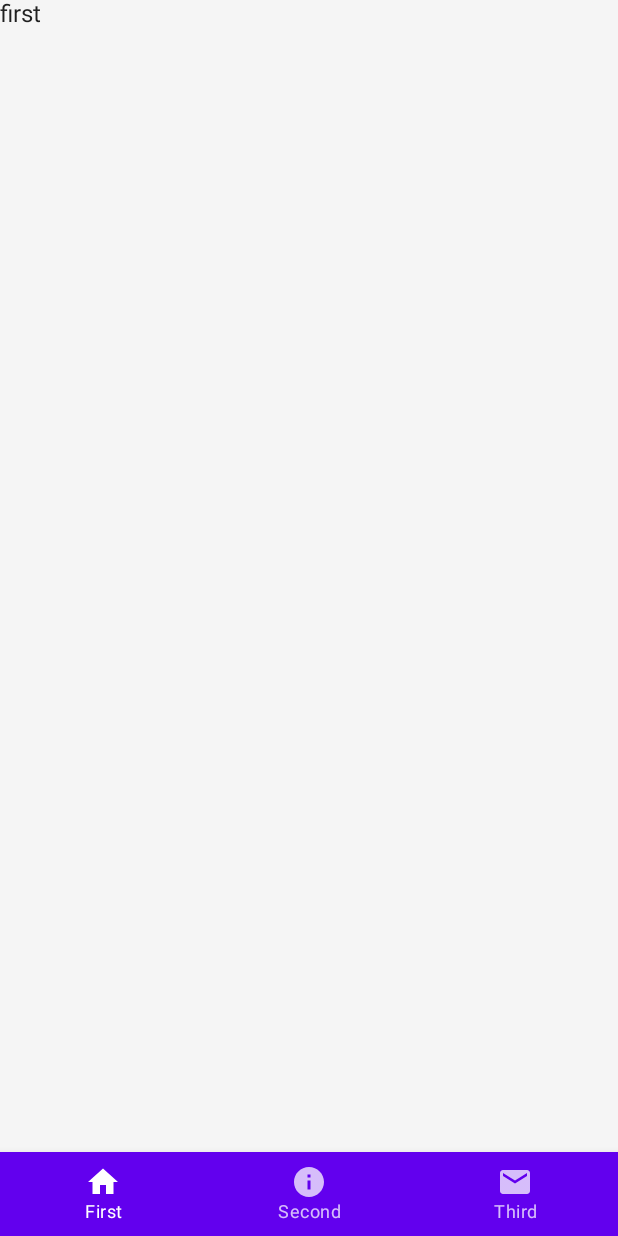
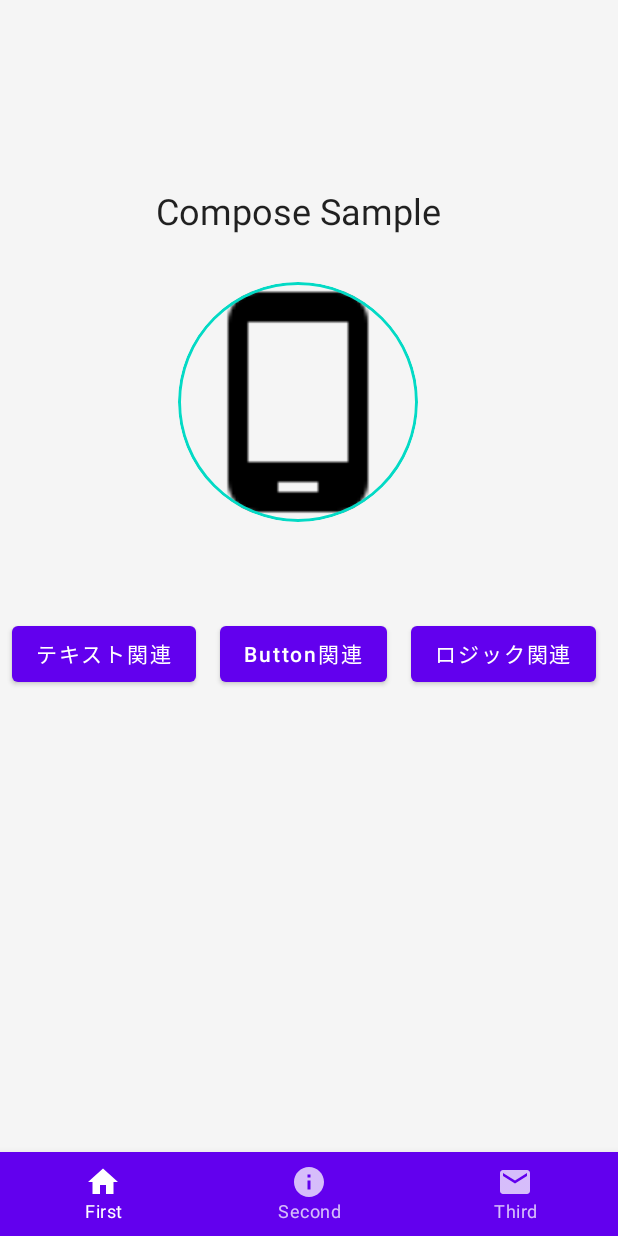
Before and after one commit to hayashitoshiki/ComposeSample, an Android app built with Jetpack Compose: the screen it shows after launch (MainActivity), on a phone screen of 412 x 824 dp. Run offline under Robolectric (Android 15) with nearby library versions, the phone set to English and light mode, and no system bars; our stand-ins replace constraintlayout-compose.

Commit message:
constraintLayoutサンプル追加

```diff
--- a/app/build.gradle
+++ b/app/build.gradle
@@ -64,7 +64,11 @@ dependencies {
     debugImplementation "androidx.compose.ui:ui-tooling:$compose_version"
 
     // navigation
-    def navigation_version = "2.4.0-alpha05"
+    def navigation_version = "2.4.0-alpha04"
     implementation "androidx.navigation:navigation-compose:$navigation_version"
+    // constraintLayout
+    def constraint_version = "1.0.0-beta02"
+    implementation "androidx.constraintlayout:constraintlayout-compose:$constraint_version"
+
 
 }
--- a/app/src/main/java/com/myapp/composesample/ui/left/FirstScreen.kt
+++ b/app/src/main/java/com/myapp/composesample/ui/left/FirstScreen.kt
@@ -1,29 +1,116 @@
 package com.myapp.composesample.ui.left
 
-import androidx.compose.foundation.layout.Column
-import androidx.compose.foundation.layout.fillMaxWidth
+import android.content.res.Configuration
+import androidx.compose.foundation.Image
+import androidx.compose.foundation.border
+import androidx.compose.foundation.layout.*
+import androidx.compose.foundation.shape.CircleShape
+import androidx.compose.material.Button
+import androidx.compose.material.MaterialTheme
 import androidx.compose.material.Scaffold
 import androidx.compose.material.Text
 import androidx.compose.runtime.Composable
 import androidx.compose.ui.Modifier
+import androidx.compose.ui.draw.clip
 import androidx.compose.ui.graphics.Color
+import androidx.compose.ui.res.painterResource
+import androidx.compose.ui.res.stringResource
 import androidx.compose.ui.tooling.preview.Preview
+import androidx.compose.ui.unit.dp
+import androidx.compose.ui.unit.sp
+import androidx.constraintlayout.compose.ConstraintLayout
+import com.myapp.composesample.R
 
 /**
  * 左画面
  *
  */
-@Preview(showBackground = true)
+@Preview(
+    showBackground = true,
+    name = "Light Mode")
+@Preview(
+    uiMode = Configuration.UI_MODE_NIGHT_YES,
+    showBackground = true,
+    name = "Dark Mode"
+)
 @Composable
 fun FirstScreen() {
-    Scaffold(
-        backgroundColor = Color(0xfff5f5f5)
-    ) {
-        Column(
-            modifier = Modifier
-                .fillMaxWidth(),
-        ) {
-            Text(text = "first")
+    Scaffold(backgroundColor = Color(0xfff5f5f5)) {
+        Column(modifier = Modifier.fillMaxWidth()) {
+            ConstraintLayoutContent()
         }
     }
 }
+
+/**
+ * コンテンツ
+ *
+ */
+@Preview(showBackground = true)
+@Composable
+fun ConstraintLayoutContent() {
+    ConstraintLayout {
+        val (title, img, button1, button2, button3) = createRefs()
+
+        // タイトル
+        Text(
+            text = stringResource(id = R.string.title_first_screen),
+            fontSize = 24.sp,
+            modifier = Modifier.constrainAs(title) {
+                top.linkTo(parent.top, margin = 128.dp)
+                start.linkTo(parent.start, margin = 16.dp)
+                end.linkTo(parent.end, margin = 16.dp)
+            }
+        )
+
+        // メイン画像
+        Image(
+            painter = painterResource(R.drawable.ic_phone_android_black_48),
+            contentDescription = null,
+            modifier = Modifier
+                .size(160.dp)
+                .clip(CircleShape)
+                .border(1.5.dp, MaterialTheme.colors.secondary, CircleShape)
+                .constrainAs(img) {
+                    top.linkTo(title.bottom, margin = 32.dp)
+                    start.linkTo(parent.start, margin = 16.dp)
+                    end.linkTo(parent.end, margin = 16.dp)
+                    bottom.linkTo(button1.top, margin = 64.dp)
+                }
+        )
+
+        // テキストScreenボタン
+        Button(
+            onClick = { /* Do something */ },
+            modifier = Modifier.constrainAs(button1) {
+                start.linkTo(parent.start, margin = 8.dp)
+                bottom.linkTo(parent.bottom, margin = 64.dp)
+            }
+        ) {
+            Text(stringResource(id = R.string.btn_text_screen))
+        }
+
+        // ButtonScreenボタン
+        Button(
+            onClick = { /* Do something */ },
+            modifier = Modifier.constrainAs(button2) {
+                start.linkTo(button1.end, margin = 16.dp)
+                bottom.linkTo(button1.bottom)
+            }
+        ) {
+            Text(stringResource(id = R.string.btn_button_screen))
+        }
+
+        // ロジック関連ボタン
+        Button(
+            onClick = { /* Do something */ },
+            modifier = Modifier.constrainAs(button3) {
+                start.linkTo(button2.end, margin = 16.dp)
+                bottom.linkTo(button2.bottom)
+            }
+        ) {
+            Text(stringResource(id = R.string.btn_logic_screen))
+        }
+
+    }
+}
--- a/app/src/main/res/values/strings.xml
+++ b/app/src/main/res/values/strings.xml
@@ -4,4 +4,13 @@
     <string name="first_nav">First</string>
     <string name="second_nav">Second</string>
     <string name="third_nav">Third</string>
+
+    <!-- Title -->
+    <string name="title_first_screen">Compose Sample</string>
+
+    <!-- Button Text -->
+    <string name="btn_text_screen">テキスト関連</string>
+    <string name="btn_button_screen">Button関連</string>
+    <string name="btn_logic_screen">ロジック関連</string>
+
 </resources>
```
Also changed, not shown: app/src/main/res/drawable-hdpi/ic_phone_android_black_48.png (added), app/src/main/res/drawable-mdpi/ic_phone_android_black_48.png (added), app/src/main/res/drawable-xhdpi/ic_phone_android_black_48.png (added), app/src/main/res/drawable-xxhdpi/ic_phone_android_black_48.png (added), app/src/main/res/drawable-xxxhdpi/ic_phone_android_black_48.png (added).
